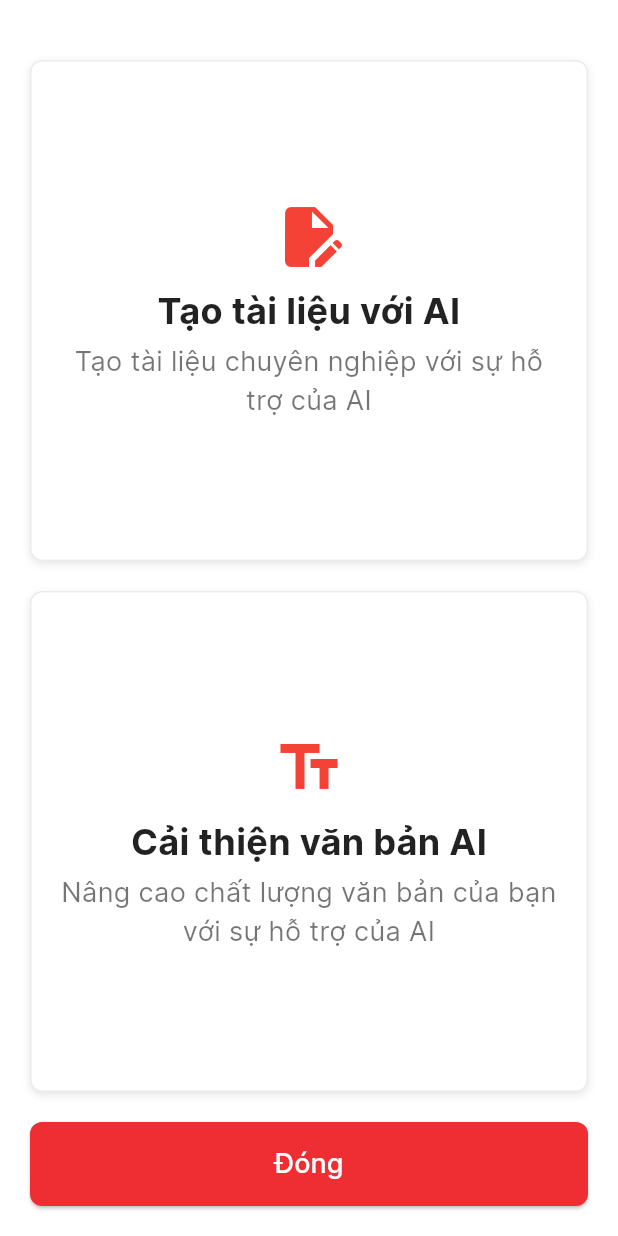
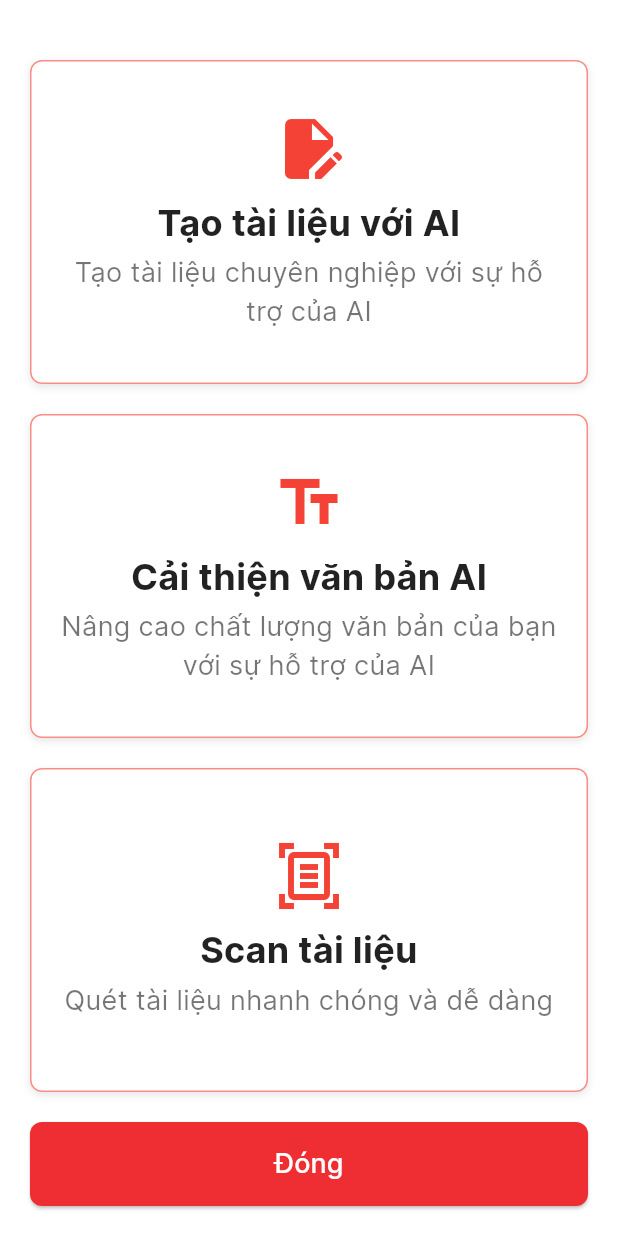
Before and after one commit to rickynguyenc/edoc-app-2025, a Flutter app: the AIAgentScreen screen opened by its route, on a phone screen of 412 x 824 dp. Run offline on Flutter 3.47's test engine with Material 3 defaults, Android fonts, the phone set to English and light mode, and no system bars; our stand-ins replace auto_route, carousel_slider, cross_file, dio, dropdown_search, file_picker and 17 more; missing offline and left inert: dart:ffi, enum_to_string, flutter_doc_scanner, flutter_pdfview, jwt_decode, syncfusion_flutter_core; accounts and stored records are empty; generated files the repository leaves out were written again.

Commit message:
scan document done

```diff
--- a/lib/core/app_route/app_route.dart
+++ b/lib/core/app_route/app_route.dart
@@ -103,6 +103,12 @@ class AppRouter extends _$AppRouter {
           transitionsBuilder: TransitionsBuilders.zoomIn,
           durationInMilliseconds: 200,
         ),
+        CustomRoute(
+          page: ScanDocFromImageRoute.page,
+          path: '/scan-doc-from-image',
+          transitionsBuilder: TransitionsBuilders.zoomIn,
+          durationInMilliseconds: 200,
+        ),
 
         /// routes go here
         RedirectRoute(path: '*', redirectTo: '/'),
--- a/lib/screens/home/ai_agent_screen.dart
+++ b/lib/screens/home/ai_agent_screen.dart
@@ -28,6 +28,14 @@ class AIAgentScreen extends HookConsumerWidget {
                 title: "Cải thiện văn bản AI",
                 subtitle:
                     "Nâng cao chất lượng văn bản của bạn với sự hỗ trợ của AI",
+              ),
+            ),
+            SizedBox(height: 20),
+            // Scan Document Feature
+            Expanded(
+              child: _FeatureCard(
+                title: "Scan tài liệu",
+                subtitle: "Quét tài liệu nhanh chóng và dễ dàng",
               ),
             ),
             SizedBox(height: 20),
@@ -88,7 +96,9 @@ class _FeatureCard extends StatelessWidget {
           context.router.push(
             title == "Tạo tài liệu với AI"
                 ? AIDocumentGenaratorRoute()
-                : AITextRefactorRoute(),
+                : title == "Cải thiện văn bản AI"
+                    ? AITextRefactorRoute()
+                    : ScanDocFromImageRoute(), // Adjust this route as needed
           );
         },
         child: Container(
@@ -103,7 +113,7 @@ class _FeatureCard extends StatelessWidget {
               ),
             ],
             border: Border.all(
-              color: Colors.grey.withOpacity(0.2),
+              color: Colors.red.withOpacity(0.6),
               width: 1,
             ),
           ),
@@ -120,7 +130,9 @@ class _FeatureCard extends StatelessWidget {
                         child: Icon(
                           title == "Tạo tài liệu với AI"
                               ? Icons.edit_document
-                          : Icons.text_fields,
+                              : title == "Cải thiện văn bản AI"
+                                  ? Icons.text_fields
+                                  : Icons.document_scanner_outlined,
                           color: Colors.red,
                           size: 48,
                         )),
--- a/pubspec.yaml
+++ b/pubspec.yaml
@@ -51,6 +51,7 @@ dependencies:
   file_picker: 8.3.2
   open_file: 3.4.0
   qr_flutter: 4.1.0
+  flutter_doc_scanner: ^0.0.16
 dev_dependencies:
   flutter_test:
     sdk: flutter
```
Also changed, not shown: lib/screens/home/scan_doc_from_image_screen.dart (+88 -65 lines), 2 other files. Lines whose indentation alone changed are shown as unchanged.
